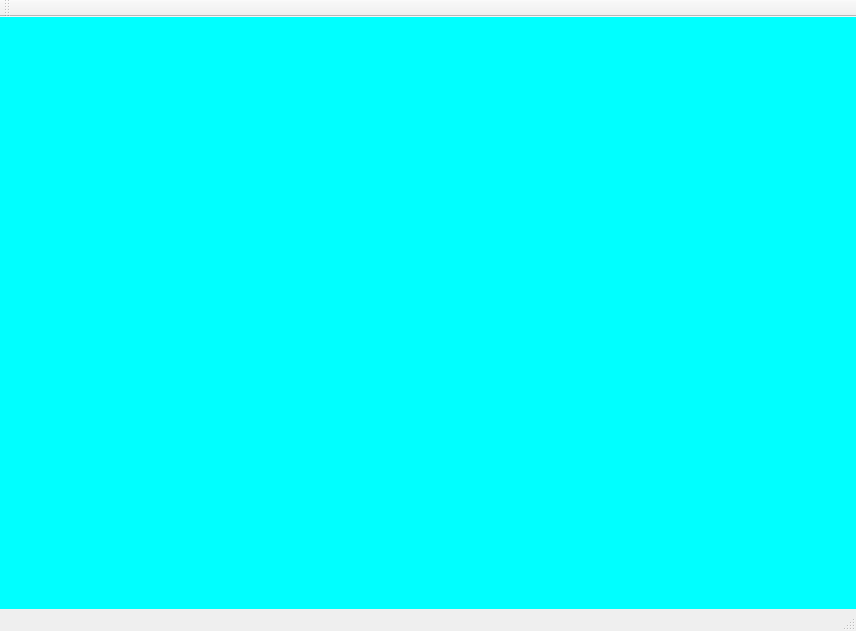
rightec/DataCollect_0, file mainwindow.ui: the form before one commit.
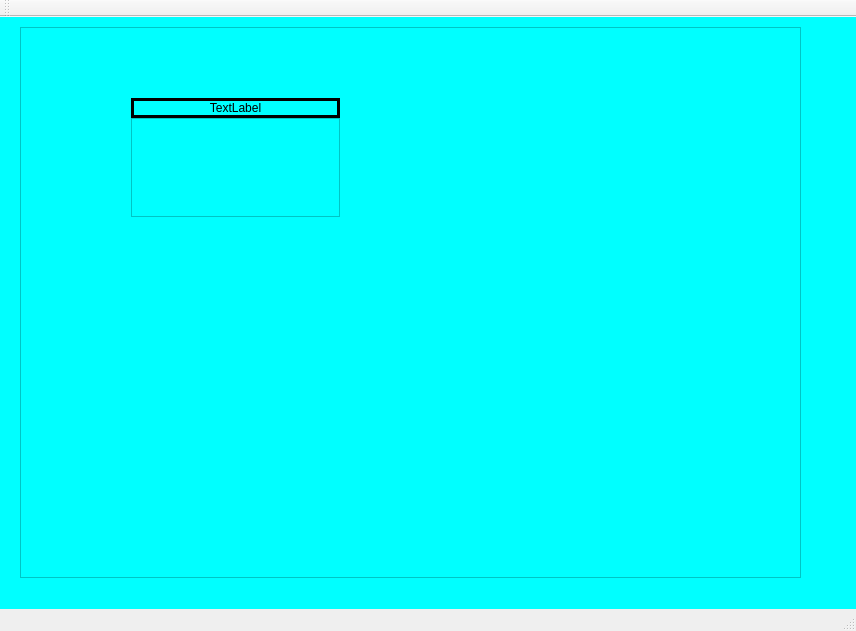
The form after the commit.

Commit message: Building the frames

The edit to the form file:
```diff
--- a/mainwindow.ui
+++ b/mainwindow.ui
@@ -45,6 +45,53 @@
      <property name="spacing">
       <number>0</number>
      </property>
+     <item row="0" column="0">
+      <widget class="QFrame" name="frame">
+       <property name="frameShape">
+        <enum>QFrame::StyledPanel</enum>
+       </property>
+       <property name="frameShadow">
+        <enum>QFrame::Raised</enum>
+       </property>
+       <widget class="QWidget" name="verticalLayoutWidget">
+        <property name="geometry">
+         <rect>
+          <x>100</x>
+          <y>60</y>
+          <width>231</width>
+          <height>141</height>
+         </rect>
+        </property>
+        <layout class="QVBoxLayout" name="verticalLayout">
+         <property name="spacing">
+          <number>0</number>
+         </property>
+         <property name="sizeConstraint">
+          <enum>QLayout::SetNoConstraint</enum>
+         </property>
+         <item>
+          <widget class="QLabel" name="label">
+           <property name="frameShape">
+            <enum>QFrame::Box</enum>
+           </property>
+           <property name="lineWidth">
+            <number>3</number>
+           </property>
+           <property name="text">
+            <string>TextLabel</string>
+           </property>
+           <property name="alignment">
+            <set>Qt::AlignCenter</set>
+           </property>
+          </widget>
+         </item>
+         <item>
+          <widget class="QPlainTextEdit" name="plainTextEdit"/>
+         </item>
+        </layout>
+       </widget>
+      </widget>
+     </item>
     </layout>
    </widget>
   </widget>
```
The commit also changes 2 other files.
